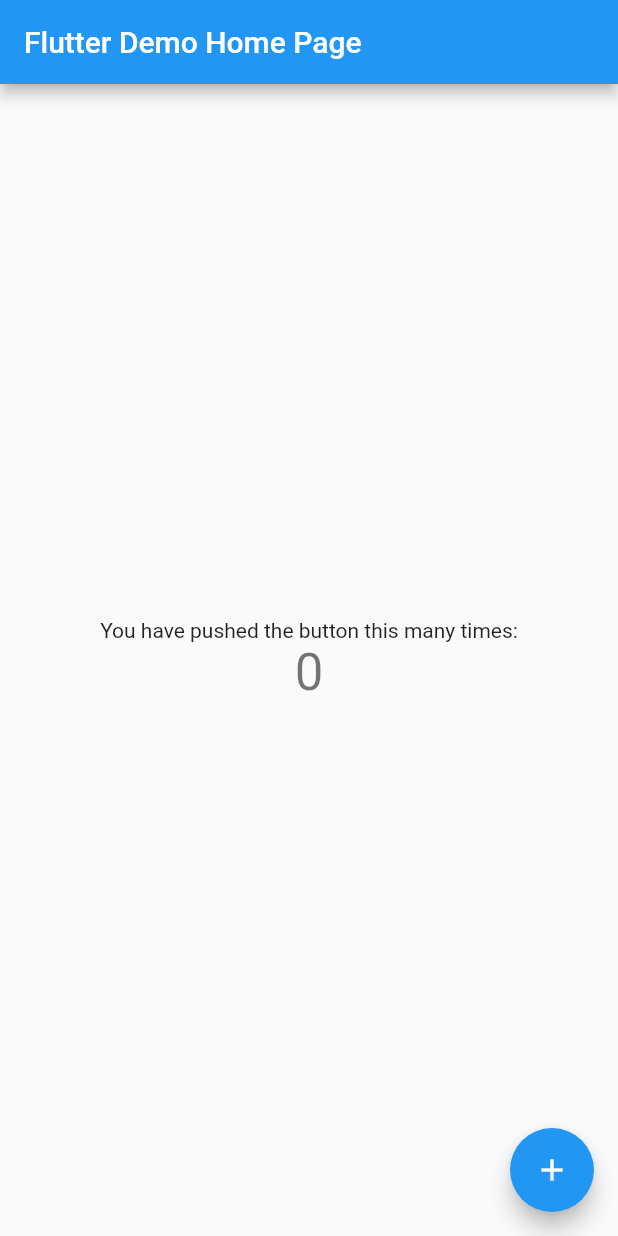
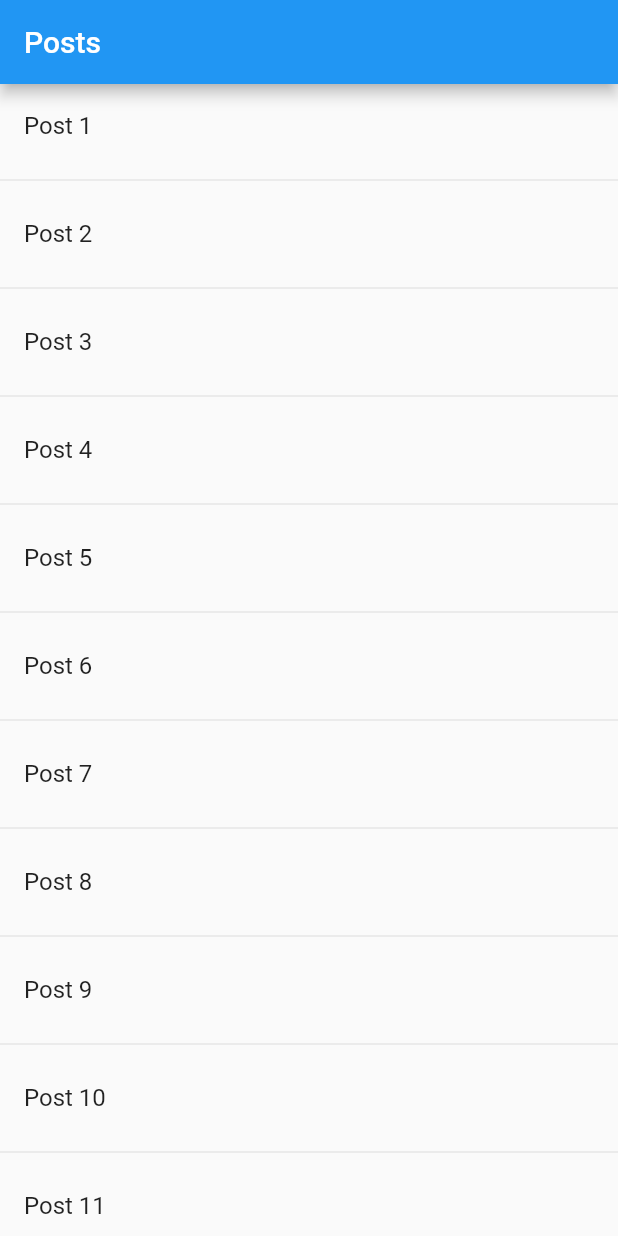
Before and after one commit to google/flutter-stager, a Flutter app: the screen it shows after launch, on a phone screen of 412 x 824 dp. Run offline on Flutter 3.47's test engine with Material 2 defaults, Android fonts, the phone set to English and light mode, and no system bars.

Commit message:
Build out example

```diff
--- a/example/lib/main.dart
+++ b/example/lib/main.dart
@@ -1,4 +1,9 @@
 import 'package:flutter/material.dart';
+
+import 'posts_list/posts_list.dart';
+import 'shared/api.dart';
+
+final api = Api();
 
 void main() {
   runApp(const MyApp());
@@ -7,109 +12,14 @@ void main() {
 class MyApp extends StatelessWidget {
   const MyApp({super.key});
 
-  // This widget is the root of your application.
   @override
   Widget build(BuildContext context) {
     return MaterialApp(
       title: 'Flutter Demo',
       theme: ThemeData(
-        // This is the theme of your application.
-        //
-        // Try running your application with "flutter run". You'll see the
-        // application has a blue toolbar. Then, without quitting the app, try
-        // changing the primarySwatch below to Colors.green and then invoke
-        // "hot reload" (press "r" in the console where you ran "flutter run",
-        // or simply save your changes to "hot reload" in a Flutter IDE).
-        // Notice that the counter didn't reset back to zero; the application
-        // is not restarted.
         primarySwatch: Colors.blue,
       ),
-      home: const MyHomePage(title: 'Flutter Demo Home Page'),
+      home: PostsList(api: api),
     );
   }
 }
-
-class MyHomePage extends StatefulWidget {
-  const MyHomePage({super.key, required this.title});
-
-  // This widget is the home page of your application. It is stateful, meaning
-  // that it has a State object (defined below) that contains fields that affect
-  // how it looks.
-
-  // This class is the configuration for the state. It holds the values (in this
-  // case the title) provided by the parent (in this case the App widget) and
-  // used by the build method of the State. Fields in a Widget subclass are
-  // always marked "final".
-
-  final String title;
-
-  @override
-  State<MyHomePage> createState() => _MyHomePageState();
-}
-
-class _MyHomePageState extends State<MyHomePage> {
-  int _counter = 0;
-
-  void _incrementCounter() {
-    setState(() {
-      // This call to setState tells the Flutter framework that something has
-      // changed in this State, which causes it to rerun the build method below
-      // so that the display can reflect the updated values. If we changed
-      // _counter without calling setState(), then the build method would not be
-      // called again, and so nothing would appear to happen.
-      _counter++;
-    });
-  }
-
-  @override
-  Widget build(BuildContext context) {
-    // This method is rerun every time setState is called, for instance as done
-    // by the _incrementCounter method above.
-    //
-    // The Flutter framework has been optimized to make rerunning build methods
-    // fast, so that you can just rebuild anything that needs updating rather
-    // than having to individually change instances of widgets.
-    return Scaffold(
-      appBar: AppBar(
-        // Here we take the value from the MyHomePage object that was created by
-        // the App.build method, and use it to set our appbar title.
-        title: Text(widget.title),
-      ),
-      body: Center(
-        // Center is a layout widget. It takes a single child and positions it
-        // in the middle of the parent.
-        child: Column(
-          // Column is also a layout widget. It takes a list of children and
-          // arranges them vertically. By default, it sizes itself to fit its
-          // children horizontally, and tries to be as tall as its parent.
-          //
-          // Invoke "debug painting" (press "p" in the console, choose the
-          // "Toggle Debug Paint" action from the Flutter Inspector in Android
-          // Studio, or the "Toggle Debug Paint" command in Visual Studio Code)
-          // to see the wireframe for each widget.
-          //
-          // Column has various properties to control how it sizes itself and
-          // how it positions its children. Here we use mainAxisAlignment to
-          // center the children vertically; the main axis here is the vertical
-          // axis because Columns are vertical (the cross axis would be
-          // horizontal).
-          mainAxisAlignment: MainAxisAlignment.center,
-          children: <Widget>[
-            const Text(
-              'You have pushed the button this many times:',
-            ),
-            Text(
-              '$_counter',
-              style: Theme.of(context).textTheme.headline4,
-            ),
-          ],
-        ),
-      ),
-      floatingActionButton: FloatingActionButton(
-        onPressed: _incrementCounter,
-        tooltip: 'Increment',
-        child: const Icon(Icons.add),
-      ), // This trailing comma makes auto-formatting nicer for build methods.
-    );
-  }
-}
--- /dev/null
+++ b/example/lib/posts_list/posts_list.dart
@@ -0,0 +1,65 @@
+import 'package:flutter/material.dart';
+import 'package:flutter/src/widgets/container.dart';
+import 'package:flutter/src/widgets/framework.dart';
+
+import '../shared/api.dart';
+import '../shared/post.dart';
+
+class PostsList extends StatefulWidget {
+  final Api api;
+
+  const PostsList({super.key, required this.api});
+
+  @override
+  State<PostsList> createState() => _PostsListState();
+}
+
+class _PostsListState extends State<PostsList> {
+  late Future<List<Post>> _fetchPostsFuture;
+
+  @override
+  void initState() {
+    super.initState();
+    _fetchPostsFuture = widget.api.fetchPosts();
+  }
+
+  @override
+  Widget build(BuildContext context) {
+    return Scaffold(
+      appBar: AppBar(
+        title: const Text('Posts'),
+      ),
+      body: FutureBuilder(
+        future: _fetchPostsFuture,
+        builder: (context, snapshot) {
+          if (snapshot.connectionState == ConnectionState.waiting) {
+            return const Center(
+              child: CircularProgressIndicator(),
+            );
+          }
+
+          if (snapshot.hasError) {
+            return const Center(
+              child: Text('Error'),
+            );
+          }
+
+          final posts = snapshot.data;
+          if (posts == null || posts.isEmpty) {
+            return const Center(
+              child: Text('No posts'),
+            );
+          }
+
+          return ListView.separated(
+            itemBuilder: (context, index) => ListTile(
+              title: Text(posts[index].text),
+            ),
+            separatorBuilder: (_, __) => const Divider(),
+            itemCount: posts.length,
+          );
+        },
+      ),
+    );
+  }
+}
--- /dev/null
+++ b/example/lib/posts_list/posts_list_scenes.dart
@@ -0,0 +1,40 @@
+import 'package:flutter/src/widgets/framework.dart';
+import 'package:stager/src/scene.dart';
+
+import '../shared/api.dart';
+import '../shared/post.dart';
+import 'posts_list.dart';
+
+class FakeApi implements Api {
+  List<Post> posts = [];
+
+  @override
+  Future<List<Post>> fetchPosts() async => posts;
+}
+
+abstract class BasePostsListScene extends Scene {
+  final fakeApi = FakeApi();
+
+  @override
+  Widget build() {
+    return PostsList(api: fakeApi);
+  }
+
+  @override
+  Future<void> setUp() async {}
+}
+
+class EmptyListScene extends BasePostsListScene {
+  @override
+  String get title => 'Empty List';
+}
+
+class WithPostsScene extends BasePostsListScene {
+  @override
+  String get title => 'With Posts';
+
+  @override
+  Future<void> setUp() async {
+    fakeApi.posts = Post.fakePosts;
+  }
+}
--- /dev/null
+++ b/example/lib/shared/api.dart
@@ -0,0 +1,8 @@
+import 'post.dart';
+
+class Api {
+  Future<List<Post>> fetchPosts() async {
+    await Future.delayed(const Duration(seconds: 2));
+    return Post.fakePosts;
+  }
+}
--- /dev/null
+++ b/example/lib/shared/post.dart
@@ -0,0 +1,17 @@
+class Post {
+  final int id;
+  final String text;
+
+  Post({
+    required this.id,
+    required this.text,
+  });
+
+  static List<Post> fakePosts = List.generate(
+    20,
+    (index) => Post(
+      id: index + 1,
+      text: 'Post ${index + 1}',
+    ),
+  );
+}
```
